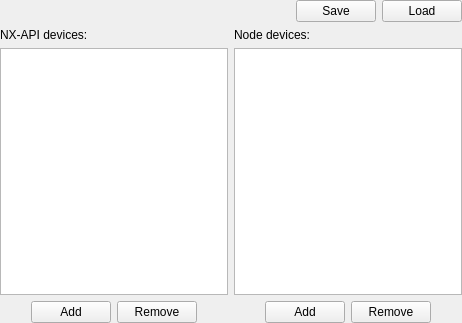
Old version of the form src/VMTD/VMTD/net/VMTDNetForm.ui in the repository ekushko/qt-vxlan-mtd-old.
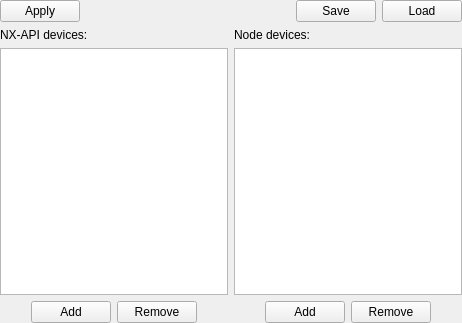
New version of the form.

```diff
--- a/src/VMTD/VMTD/net/VMTDNetForm.ui
+++ b/src/VMTD/VMTD/net/VMTDNetForm.ui
@@ -31,6 +31,13 @@
      <property name="topMargin">
       <number>0</number>
      </property>
+     <item>
+      <widget class="QPushButton" name="pbApply">
+       <property name="text">
+        <string>Apply</string>
+       </property>
+      </widget>
+     </item>
      <item>
       <spacer name="_10">
        <property name="orientation">
```
